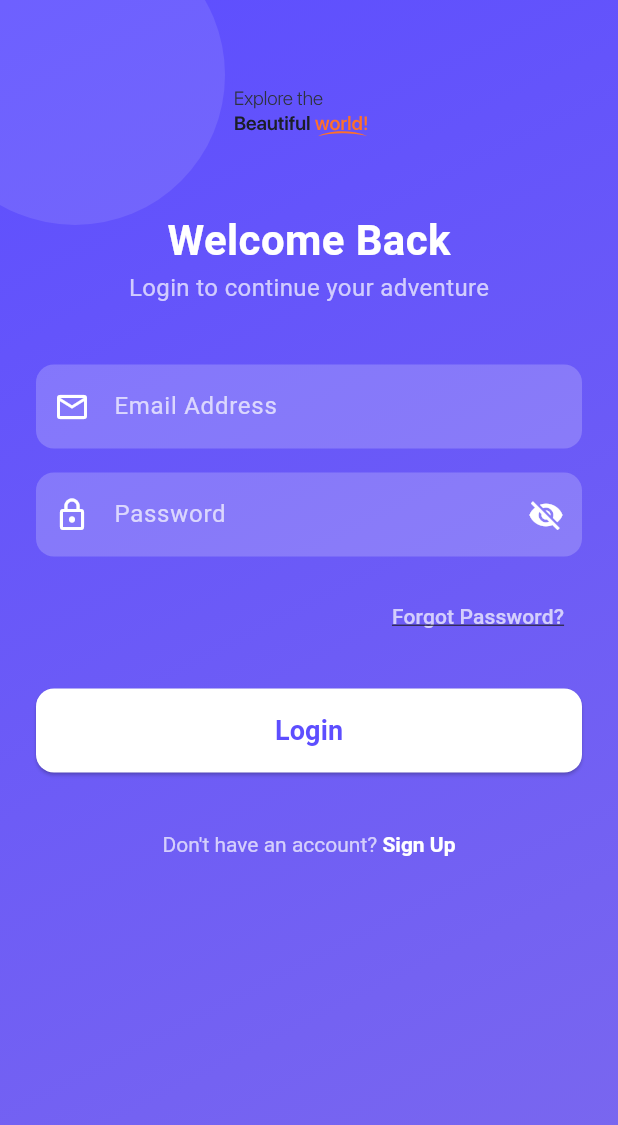
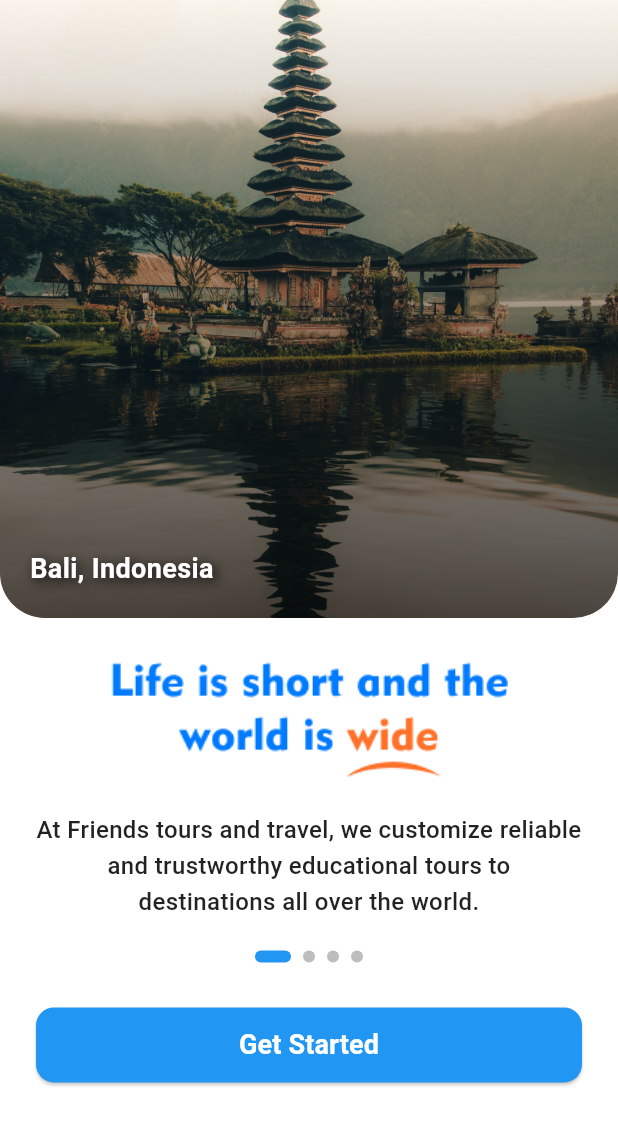
Before and after one commit to kelvinmulonzi/Travel-app, a Flutter app: the first screen one second after launch, on a phone screen of 412 x 824 dp. Shown: the top 1125 px of the screen. Run offline on Flutter 3.47's test engine with Material 3 defaults, Android fonts, the phone set to English and light mode, and no system bars; our stand-ins replace flutter_svg, get, shared_preferences.

```diff
--- a/lib/main.dart
+++ b/lib/main.dart
@@ -1,4 +1,5 @@
 import 'package:flutter/material.dart';
+import 'package:wanderlust/screens/LandingScreen.dart';
 import 'package:wanderlust/screens/LoginScreen.dart';
 
 void main() {
@@ -35,7 +36,7 @@ class MyApp extends StatelessWidget {
       theme: ThemeData(
         primarySwatch: Colors.blue,
       ),
-      home: LoginScreen(),
+      home: LandingPage(),
     );
   }
 }
--- a/lib/screens/LandingScreen.dart
+++ b/lib/screens/LandingScreen.dart
@@ -0,0 +1,217 @@
+import 'package:flutter/material.dart';
+import 'package:get/get.dart';
+import 'dart:async';
+import 'package:wanderlust/screens/LoginScreen.dart';
+
+class LandingPage extends StatefulWidget {
+  const LandingPage({super.key});
+
+  @override
+  _LandingPageState createState() => _LandingPageState();
+}
+
+class _LandingPageState extends State<LandingPage> {
+  final PageController _pageController = PageController();
+  int _currentPage = 0;
+
+  final List<Map<String, String>> destinations = [
+    {
+      'image': 'assets/images/bali.jpg',
+      'location': 'Bali, Indonesia',
+    },
+    {
+      'image': 'assets/images/nairobi.jpg',
+      'location': 'Nairobi, Kenya',
+    },
+    {
+      'image': 'assets/images/serengeti.jpg',
+      'location': 'Serengeti, Tanzania',
+    },
+    {
+      'image': 'assets/images/rivers.jpg',
+      'location': 'Mighty Rivers, Africa',
+    },
+  ];
+
+  @override
+  void initState() {
+    super.initState();
+    Future.delayed(const Duration(seconds: 3), startAutoScroll);
+  }
+
+  void startAutoScroll() {
+    Timer.periodic(const Duration(seconds: 3), (Timer timer) {
+      if (_currentPage < destinations.length - 1) {
+        _currentPage++;
+      } else {
+        _currentPage = 0;
+      }
+
+      _pageController.animateToPage(
+        _currentPage,
+        duration: const Duration(milliseconds: 350),
+        curve: Curves.easeIn,
+      );
+    });
+  }
+
+  @override
+  Widget build(BuildContext context) {
+    return Scaffold(
+      backgroundColor: Colors.white,
+      body: SafeArea(
+        child: SingleChildScrollView(
+          child: Column(
+            crossAxisAlignment: CrossAxisAlignment.stretch,
+            children: [
+              // Image slider
+              ClipRRect(
+                borderRadius: const BorderRadius.only(
+                  bottomLeft: Radius.circular(30),
+                  bottomRight: Radius.circular(30),
+                ),
+                child: SizedBox(
+                  height: MediaQuery.of(context).size.height * 0.5,
+                  child: PageView.builder(
+                    controller: _pageController,
+                    itemCount: destinations.length,
+                    onPageChanged: (index) {
+                      setState(() {
+                        _currentPage = index;
+                      });
+                    },
+                    itemBuilder: (context, index) {
+                      return Stack(
+                        fit: StackFit.expand,
+                        children: [
+                          // Image with gradient overlay
+                          Container(
+                            foregroundDecoration: BoxDecoration(
+                              gradient: LinearGradient(
+                                begin: Alignment.topCenter,
+                                end: Alignment.bottomCenter,
+                                colors: [
+                                  Colors.transparent,
+                                  Colors.black.withOpacity(0.7),
+                                ],
+                              ),
+                            ),
+                            child: Image.asset(
+                              destinations[index]['image']!,
+                              fit: BoxFit.cover,
+                            ),
+                          ),
+                          // Location tag
+                          Positioned(
+                            bottom: 20,
+                            left: 20,
+                            child: Text(
+                              destinations[index]['location']!,
+                              style: const TextStyle(
+                                color: Colors.white,
+                                fontSize: 18,
+                                fontWeight: FontWeight.bold,
+                                shadows: [
+                                  Shadow(
+                                    blurRadius: 10.0,
+                                    color: Colors.black,
+                                    offset: Offset(2.0, 2.0),
+                                  ),
+                                ],
+                              ),
+                            ),
+                          ),
+                        ],
+                      );
+                    },
+                  ),
+                ),
+              ),
+              // Rest of the previous code remains the same...
+              Padding(
+                padding: const EdgeInsets.symmetric(horizontal: 24.0),
+                child: Column(
+                  children: [
+                    const SizedBox(height: 20),
+                    ClipRRect(
+                      borderRadius: BorderRadius.circular(16),
+                      child: Image.asset(
+                        'assets/images/welcometext.png',
+                        width: MediaQuery.of(context).size.width * 0.8,
+                      ),
+                    ),
+                    const SizedBox(height: 20),
+                    const Text(
+                      'At Friends tours and travel, we customize reliable and trustworthy educational tours to destinations all over the world.',
+                      textAlign: TextAlign.center,
+                      style: TextStyle(
+                        fontSize: 16,
+                        color: Colors.black87,
+                        fontWeight: FontWeight.w500,
+                        height: 1.5,
+                      ),
+                    ),
+                    const SizedBox(height: 20),
+                    // Dots indicator
+                    Row(
+                      mainAxisAlignment: MainAxisAlignment.center,
+                      children: List.generate(
+                        destinations.length,
+                            (index) => Container(
+                          margin: const EdgeInsets.symmetric(horizontal: 4),
+                          height: 8,
+                          width: _currentPage == index ? 24 : 8,
+                          decoration: BoxDecoration(
+                            color: _currentPage == index
+                                ? Colors.blue
+                                : Colors.grey.shade400,
+                            borderRadius: BorderRadius.circular(8),
+                          ),
+                        ),
+                      ),
+                    ),
+                    const SizedBox(height: 30),
+                    SizedBox(
+                      width: double.infinity,
+                      height: 50,
+                      child: ElevatedButton(
+                        style: ElevatedButton.styleFrom(
+                          backgroundColor: Colors.blue,
+                          shape: RoundedRectangleBorder(
+                            borderRadius: BorderRadius.circular(12),
+                          ),
+                        ),
+                        onPressed: () {
+                        Navigator.push(
+                          context,
+                          MaterialPageRoute(builder: (context) => LoginScreen()
+                        ),
+                        );
+                        },
+                        child: const Text(
+                          'Get Started',
+                          style: TextStyle(
+                            fontSize: 18,
+                            color: Colors.white,
+                            fontWeight: FontWeight.bold,
+                          ),
+                        ),
+                      ),
+                    ),
+                    const SizedBox(height: 20),
+                  ],
+                ),
+              ),
+            ],
+          ),
+        ),
+      ),
+    );
+  }
+
+  @override
+  void dispose() {
+    _pageController.dispose();
+    super.dispose();
+  }
+}
```
Also changed, not shown: lib/models/UserAuth.dart (+80 -0 lines), lib/services/AuthService.dart (+36 -0 lines), lib/utils/api_client.dart (+133 -0 lines), pubspec.yaml (+10 -0 lines), assets/images/bali.jpg (added), assets/images/nairobi.jpg (added), assets/images/oceans.png (added), assets/images/rivers.jpg (added), assets/images/serengeti.jpg (added), assets/images/welcometext.png (added), pubspec.lock, 1 other file.
